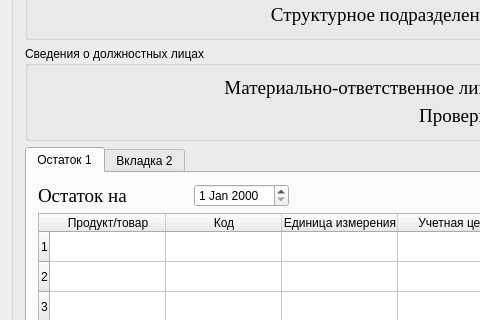
Old version of the form Interface3/mainwindow.ui in the repository Poletayson/Interfaces; both pictures show x 0 to 480 and y 181 to 501 of the 1031 by 744 pixel window.
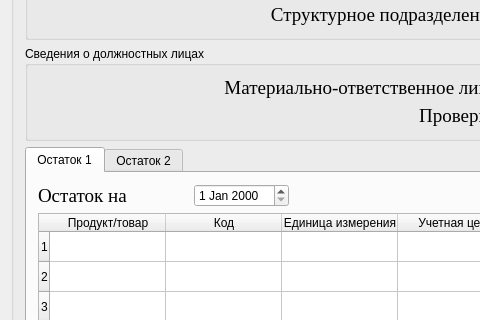
New version of the form.

```diff
--- a/Interface3/mainwindow.ui
+++ b/Interface3/mainwindow.ui
@@ -355,7 +355,7 @@
          </widget>
          <widget class="QWidget" name="tab_2">
           <attribute name="title">
-           <string>Вкладка 2</string>
+           <string>Остаток 2</string>
           </attribute>
          </widget>
         </widget>
```
